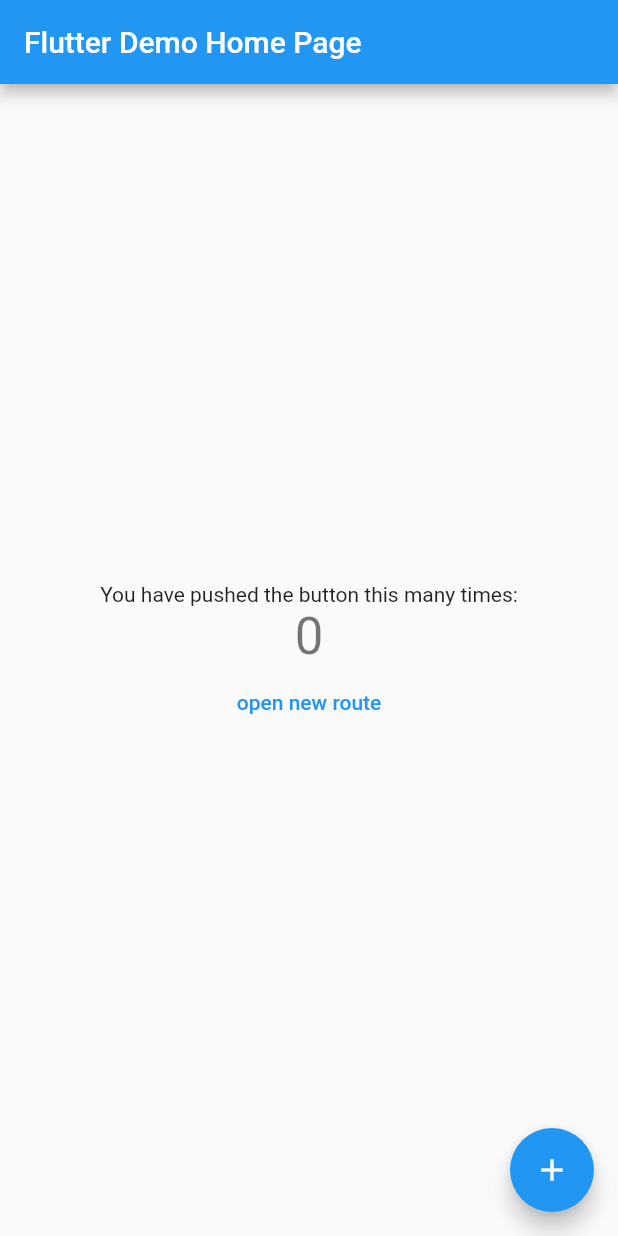
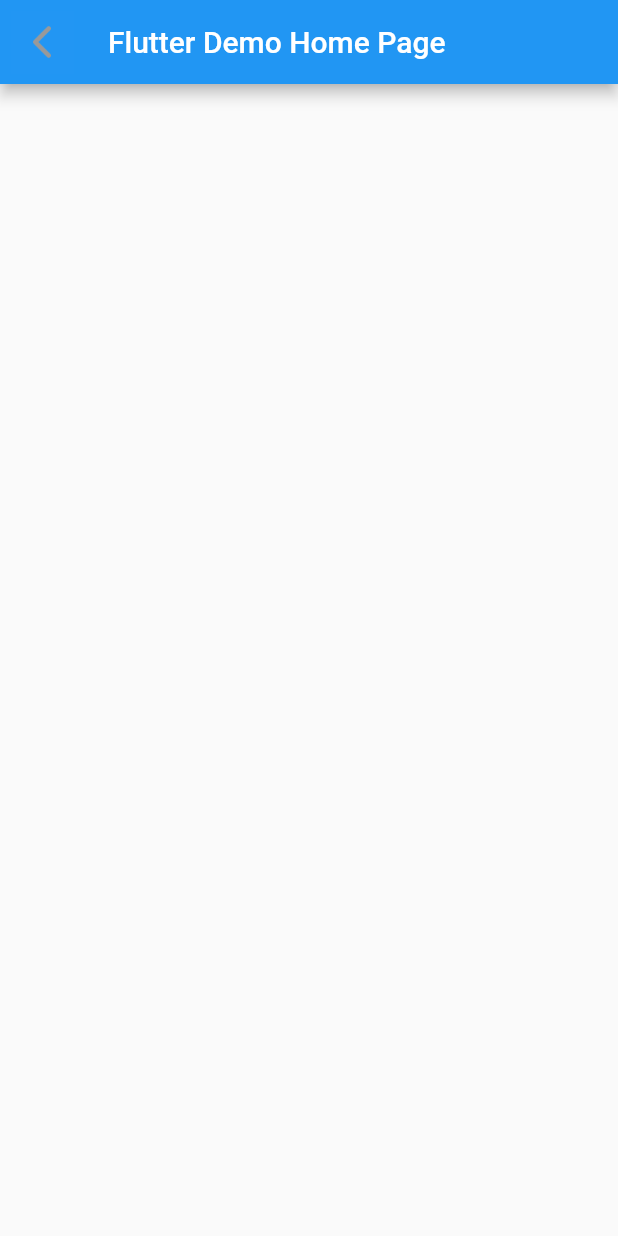
Before and after one commit to a89897768/FlutterTestProject, a Flutter app: the screen it shows after launch, on a phone screen of 412 x 824 dp. Run offline on Flutter 3.47's test engine with Material 2 defaults, Android fonts, the phone set to English and light mode, and no system bars.

Commit message:
Widget-Icon範例

```diff
--- /dev/null
+++ b/lib/DJIcon.dart
@@ -0,0 +1,49 @@
+import 'package:flutter/material.dart';
+
+class DJIcon extends StatefulWidget {
+  final String _mIconNormalPath;
+  final String _mIconHoldPath;
+  final Function _mClickListener;
+
+  DJIcon(this._mIconNormalPath, this._mIconHoldPath, this._mClickListener);
+
+  @override
+  _DJIconState createState() => _DJIconState();
+}
+
+class _DJIconState extends State<DJIcon> {
+  String _mIconPath;
+
+  @override
+  Widget build(BuildContext context) {
+    if (_mIconPath == null) {
+      _mIconPath = widget._mIconNormalPath;
+    }
+
+    return GestureDetector(
+        child: Image(image: AssetImage(_mIconPath)),
+        onTapDown: (TapDownDetails details) => setIconPathToHold(),
+        onTapUp: (TapUpDetails details) => setIconPathToNormal(),
+        onTapCancel: () => setIconPathToNormal(),
+        onTap: () => onClick());
+  }
+
+  void setIconPathToHold() {
+    setState(() {
+      _mIconPath = widget._mIconHoldPath;
+    });
+  }
+
+  void setIconPathToNormal() {
+    setState(() {
+      _mIconPath = widget._mIconNormalPath;
+    });
+  }
+
+  void onClick() {
+    print("測試Log_DJIcon - onClick()");
+    if (widget._mClickListener != null) {
+      widget._mClickListener();
+    }
+  }
+}
--- a/lib/main.dart
+++ b/lib/main.dart
@@ -1,4 +1,6 @@
 import 'package:flutter/material.dart';
+
+import 'DJIcon.dart';
 
 void main() => runApp(MyApp());
 
@@ -10,19 +12,6 @@ class MyApp extends StatelessWidget {
       theme: ThemeData(
         primarySwatch: Colors.blue,
       ),
-      onGenerateRoute: (RouteSettings routeSettings) {
-        if (routeSettings.name == NewRoute.ROUTE_NAME) {
-          print("測試Log：透過onGenerateRoute生成");
-          return MaterialPageRoute(builder: (context) {
-            return NewRoute();
-          });
-        }
-        return null;
-      },
-      routes: {
-        ReturnValueRoute.ROUTE_NAME: (context) => ReturnValueRoute(
-            tipText: ModalRoute.of(context).settings.arguments),
-      },
       home: MyHomePage(title: 'Flutter Demo Home Page'),
     );
   }
@@ -38,87 +27,16 @@ class MyHomePage extends StatefulWidget {
 }
 
 class _MyHomePageState extends State<MyHomePage> {
-  int _counter = 0;
+  static const String ICON_PATH = "image/icon_28_g_01.png";
+  static const String ICON_PATH_HOLD = "image/icon_28_g_01_hold.png";
 
   @override
   Widget build(BuildContext context) {
     return Scaffold(
       appBar: AppBar(
-        title: Text(widget.title),
-      ),
-      body: Center(
-        child: Column(
-          mainAxisAlignment: MainAxisAlignment.center,
-          children: <Widget>[
-            Text(
-              'You have pushed the button this many times:',
-            ),
-            Text(
-              '$_counter',
-              style: Theme.of(context).textTheme.display1,
-            ),
-            FlatButton(
-                child: Text("open new route"),
-                textColor: Colors.blue,
-                onPressed: () {
-                  String routeName = _counter % 2 == 0
-                      ? ReturnValueRoute.ROUTE_NAME
-                      : NewRoute.ROUTE_NAME;
-                  Navigator.pushNamed(context, routeName, arguments: "提示文字");
-                }),
-          ],
-        ),
-      ),
-      floatingActionButton: FloatingActionButton(
-        onPressed: _incrementCounter,
-        tooltip: 'Increment',
-        child: Icon(Icons.add),
-      ),
-    );
-  }
-
-  void _incrementCounter() {
-    setState(() {
-      _counter++;
-    });
-  }
-}
-
-class NewRoute extends StatelessWidget {
-  static const String ROUTE_NAME = "NewRoute";
-
-  @override
-  Widget build(BuildContext context) {
-    return Scaffold(
-      appBar: AppBar(
-        title: Text("TestRoute"),
-      ),
-      body: Center(
-        child: FlatButton(
-          child: Text("Pop Route"),
-          onPressed: () {
-            Navigator.pop(context);
-          },
-        ),
-      ),
+          leading: DJIcon(ICON_PATH, ICON_PATH_HOLD, null),
+          title: Text(widget.title)),
+      body: Center(),
     );
   }
 }
-
-class ReturnValueRoute extends StatelessWidget {
-  static const String ROUTE_NAME = "ReturnValueRoute";
-  final String tipText;
-
-  ReturnValueRoute({this.tipText});
-
-  @override
-  Widget build(BuildContext context) {
-    return Center(
-      child: FlatButton(
-        textColor: Colors.red,
-        onPressed: () => Navigator.pop(context, "返回文字"),
-        child: Text(tipText),
-      ),
-    );
-  }
-}
--- a/pubspec.yaml
+++ b/pubspec.yaml
@@ -44,6 +44,8 @@ flutter:
   # assets:
   #  - images/a_dot_burr.jpeg
   #  - images/a_dot_ham.jpeg
+  assets:
+    - image/
 
   # An image asset can refer to one or more resolution-specific "variants", see
   # https://flutter.dev/assets-and-images/#resolution-aware.
```
Also changed, not shown: image/2.0x/icon_28_g_01.png (added), image/2.0x/icon_28_g_01_disable.png (added), image/2.0x/icon_28_g_01_hold.png (added), image/3.0x/icon_28_g_01.png (added), image/3.0x/icon_28_g_01_disable.png (added), image/3.0x/icon_28_g_01_hold.png (added), image/icon_28_g_01.png (added), image/icon_28_g_01_disable.png (added), image/icon_28_g_01_hold.png (added), pubspec.lock.
